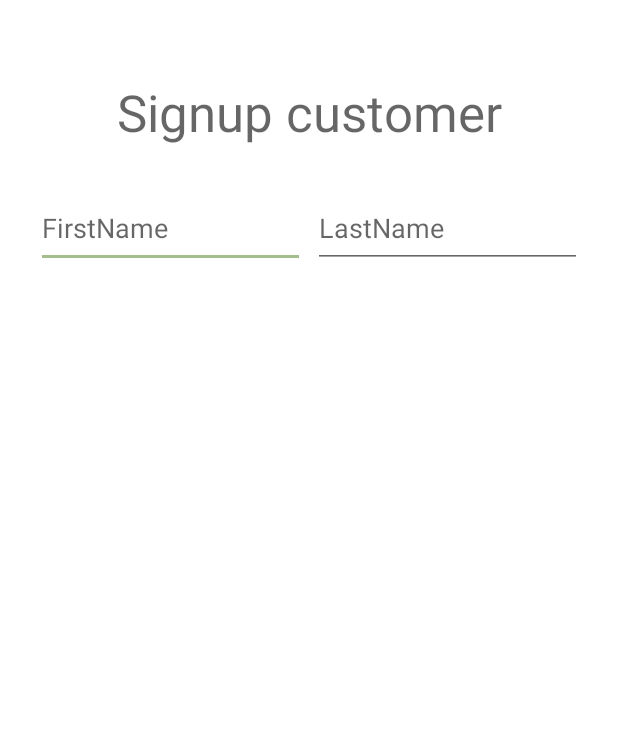
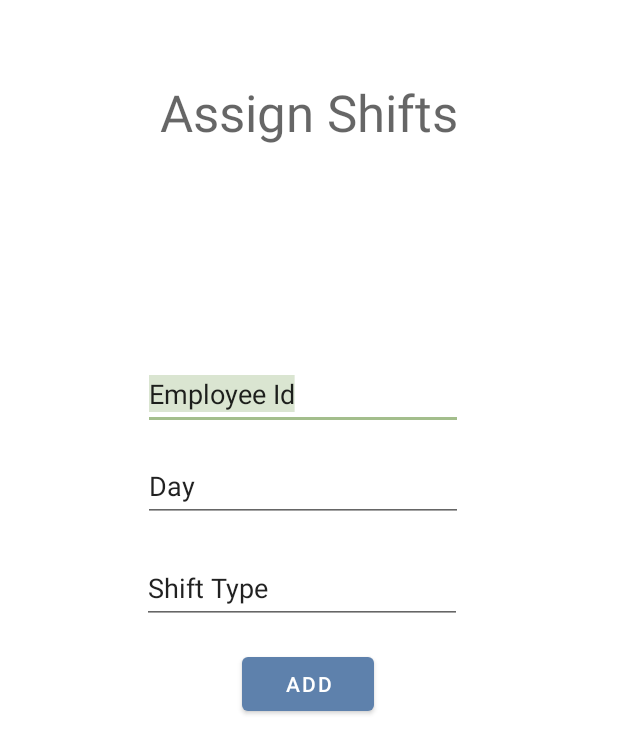
Before and after one commit to McGill-ECSE321-Winter2022/project-group-group-16, an Android app: the screen it shows after launch (MainActivity), on a phone screen of 412 x 824 dp. Shown: the top 754 px of the screen. Run offline under Robolectric (Android 15) with nearby library versions, the phone set to English and light mode, and no system bars; our stand-ins replace navigation-ui; libraries missing offline, so code that uses them is left out: com.loopj.android, cz.msebera.android.

Commit message:
Created fragment_manager_shift.xml and changed MainActivity.java so that the page works

```diff
--- a/app/src/main/java/ca/mcgill/ecse321/groceryapplication/MainActivity.java
+++ b/app/src/main/java/ca/mcgill/ecse321/groceryapplication/MainActivity.java
@@ -1,26 +1,69 @@
 package ca.mcgill.ecse321.groceryapplication;
 
+import android.graphics.Color;
 import android.os.Bundle;
 import android.view.Menu;
 import android.view.MenuItem;
+import android.widget.ScrollView;
+import android.widget.TableLayout;
+import android.widget.TableRow;
+import android.widget.TextView;
+
 import androidx.appcompat.app.AppCompatActivity;
 import androidx.navigation.NavController;
 import androidx.navigation.Navigation;
 import androidx.navigation.ui.AppBarConfiguration;
 import androidx.navigation.ui.NavigationUI;
+import android.util.Log;
+
+import com.loopj.android.http.JsonHttpResponseHandler;
+import com.loopj.android.http.RequestParams;
+
+import android.graphics.Color;
+import android.os.Bundle;
+import android.view.Gravity;
+import android.view.View;
+import android.widget.ArrayAdapter;
+import android.widget.Button;
+import android.widget.EditText;
+import android.widget.TableLayout;
+import android.widget.TableRow;
+import android.widget.TextView;
+
+import androidx.appcompat.app.AppCompatActivity;
+import androidx.navigation.ui.AppBarConfiguration;
+
+import com.loopj.android.http.JsonHttpResponseHandler;
+import com.loopj.android.http.RequestParams;
+
+import org.json.JSONArray;
+import org.json.JSONObject;
+
+import java.text.SimpleDateFormat;
+import java.util.ArrayList;
+import java.util.Date;
+import java.util.List;
+
+
+import cz.msebera.android.httpclient.Header;
+
 import ca.mcgill.ecse321.groceryapplication.databinding.ActivityMainBinding;
 
 public class MainActivity extends AppCompatActivity {
     private String error = null;
     private AppBarConfiguration appBarConfiguration;
     private ActivityMainBinding binding;
+    private JSONObject currentShift = null;
+    private JSONObject newShift = null;
 
     @Override
     protected void onCreate(Bundle savedInstanceState) {
+
         super.onCreate(savedInstanceState);
 
         binding = ActivityMainBinding.inflate(getLayoutInflater());
-        setContentView(binding.getRoot());
+        setContentView(R.layout.fragment_manager_shift);
+
     }
 
     @Override
@@ -51,4 +94,84 @@ public class MainActivity extends AppCompatActivity {
         return NavigationUI.navigateUp(navController, appBarConfiguration)
                 || super.onSupportNavigateUp();
     }
+
+    public void initShift() {
+        Log.i("test","yo");
+
+        TextView tv = (TextView) findViewById(R.id.day);
+        Log.i("danny",tv.toString());
+        String day = tv.getText().toString();
+
+        TextView tv2 = (TextView) findViewById(R.id.shiftType);
+        String shiftType = tv2.getText().toString();
+
+        TextView tv3 = (TextView) findViewById(R.id.employeeId);
+        String employeeId = tv3.getText().toString();
+
+        RequestParams rp = new RequestParams();
+
+//        String day = "MONDAY";
+//        String shiftType = "CLOSING";
+//        String employeeId = "63";
+
+        Log.i("noah",shiftType);
+        Log.i("noah",day);
+        Log.i("noah",employeeId);
+
+
+        rp.add("shiftType",shiftType);
+        rp.add("employeeId",employeeId);
+        rp.add("day",day);
+
+        //get all items from backend
+
+        Log.i("test","here is jian long ye's big brain");
+        Log.i("test",rp.toString());
+        HttpUtils.post("/shift/", rp, new JsonHttpResponseHandler() {
+
+            @Override//signup success: login
+            public void onSuccess(int statusCode, Header[] headers, JSONObject response) {
+                Log.i("test","we did it kid");
+                newShift = response;
+                currentShift = response;
+                try {
+                    error = "";
+                    setContentView(R.layout.fragment_manager_shift);
+                    ((TextView) findViewById(R.id.day)).setText(newShift.getString("day"));
+                    ((TextView) findViewById(R.id.shiftType)).setText(newShift.getString("shiftType"));
+                    ((TextView) findViewById(R.id.employeeId)).setText(newShift.getString("employeeId"));
+                } catch(Exception e) {
+                    error = e.getMessage();
+                }
+                //refreshErrorMessage();
+            }
+
+            @Override //signup failed, try again
+            public void onFailure(int statusCode, Header[] headers, Throwable throwable, JSONObject errorResponse) {
+                Log.i("test","fail:(");
+                try {
+                    error = "Invalid input. Please try again.";
+                } catch(Exception e) {
+                    error = e.getMessage();
+                }
+                //refreshErrorMessage();
+            }
+
+        });
+
+    }
+
+    public void createShift(View v) {
+        initShift();
+    }
+
+    public enum ShiftType {
+        OPENING, CLOSING
+    }
+
+    public enum Day {
+        MONDAY, THUESDAY, WEDNESDAY, THURSDAY, FRIDAY, SATURDAY, SUNDAY
+    }
+
+
 }
--- /dev/null
+++ b/app/src/main/res/layout/fragment_manager_shift.xml
@@ -0,0 +1,102 @@
+<?xml version="1.0" encoding="utf-8"?>
+<androidx.constraintlayout.widget.ConstraintLayout xmlns:android="http://schemas.android.com/apk/res/android"
+    xmlns:app="http://schemas.android.com/apk/res-auto"
+    xmlns:tools="http://schemas.android.com/tools"
+    android:id="@+id/container"
+    android:layout_width="match_parent"
+    android:layout_height="match_parent"
+    android:paddingLeft="@dimen/fragment_horizontal_margin"
+    android:paddingTop="@dimen/fragment_vertical_margin"
+    android:paddingRight="@dimen/fragment_horizontal_margin"
+    android:paddingBottom="@dimen/fragment_vertical_margin"
+    tools:context=".ui.login.LoginFragment">
+
+    <TextView
+        android:id="@+id/textView"
+        android:layout_width="wrap_content"
+        android:layout_height="wrap_content"
+        android:layout_marginTop="36dp"
+        android:text="Assign Shifts"
+        android:textAppearance="@style/TextAppearance.AppCompat.Display1"
+        app:layout_constraintEnd_toEndOf="parent"
+        app:layout_constraintStart_toStartOf="parent"
+        app:layout_constraintTop_toTopOf="parent" />
+
+
+    <EditText
+        android:id="@+id/employeeId"
+        android:layout_width="wrap_content"
+        android:layout_height="wrap_content"
+        android:layout_marginStart="98dp"
+        android:layout_marginTop="149dp"
+        android:layout_marginEnd="87dp"
+        android:layout_marginBottom="521dp"
+        android:ems="10"
+        android:inputType="textPersonName"
+        android:selectAllOnFocus="true"
+        android:minHeight="48dp"
+        android:text="Employee Id"
+        app:layout_constraintBottom_toBottomOf="parent"
+        app:layout_constraintEnd_toEndOf="parent"
+        app:layout_constraintHorizontal_bias="1.0"
+        app:layout_constraintStart_toStartOf="parent"
+        app:layout_constraintTop_toTopOf="parent"
+        app:layout_constraintVertical_bias="1.0" />
+
+    <EditText
+        android:id="@+id/day"
+        android:layout_width="wrap_content"
+        android:layout_height="wrap_content"
+        android:layout_marginStart="98dp"
+        android:layout_marginTop="210dp"
+        android:layout_marginEnd="87dp"
+        android:layout_marginBottom="460dp"
+        android:ems="10"
+        android:inputType="textPersonName"
+        android:selectAllOnFocus="true"
+        android:minHeight="48dp"
+        android:text="Day"
+        app:layout_constraintBottom_toBottomOf="parent"
+        app:layout_constraintEnd_toEndOf="parent"
+        app:layout_constraintHorizontal_bias="1.0"
+        app:layout_constraintStart_toStartOf="parent"
+        app:layout_constraintTop_toTopOf="parent"
+        app:layout_constraintVertical_bias="1.0" />
+
+    <EditText
+        android:id="@+id/shiftType"
+        android:layout_width="wrap_content"
+        android:layout_height="wrap_content"
+        android:layout_marginStart="97dp"
+        android:layout_marginTop="278dp"
+        android:layout_marginEnd="88dp"
+        android:layout_marginBottom="392dp"
+        android:ems="10"
+        android:inputType="textPersonName"
+        android:selectAllOnFocus="true"
+        android:minHeight="48dp"
+        android:text="Shift Type"
+        app:layout_constraintBottom_toBottomOf="parent"
+        app:layout_constraintEnd_toEndOf="parent"
+        app:layout_constraintHorizontal_bias="1.0"
+        app:layout_constraintStart_toStartOf="parent"
+        app:layout_constraintTop_toTopOf="parent"
+        app:layout_constraintVertical_bias="1.0" />
+
+    <Button
+        android:id="@+id/button"
+        android:layout_width="wrap_content"
+        android:layout_height="wrap_content"
+        android:layout_marginStart="150dp"
+        android:layout_marginTop="377dp"
+        android:layout_marginEnd="151dp"
+        android:layout_marginBottom="290dp"
+        android:onClick="createShift"
+        android:text="Add"
+        app:layout_constraintBottom_toBottomOf="parent"
+        app:layout_constraintEnd_toEndOf="parent"
+        app:layout_constraintStart_toStartOf="parent"
+        app:layout_constraintTop_toTopOf="parent" />
+
+
+</androidx.constraintlayout.widget.ConstraintLayout>
```
